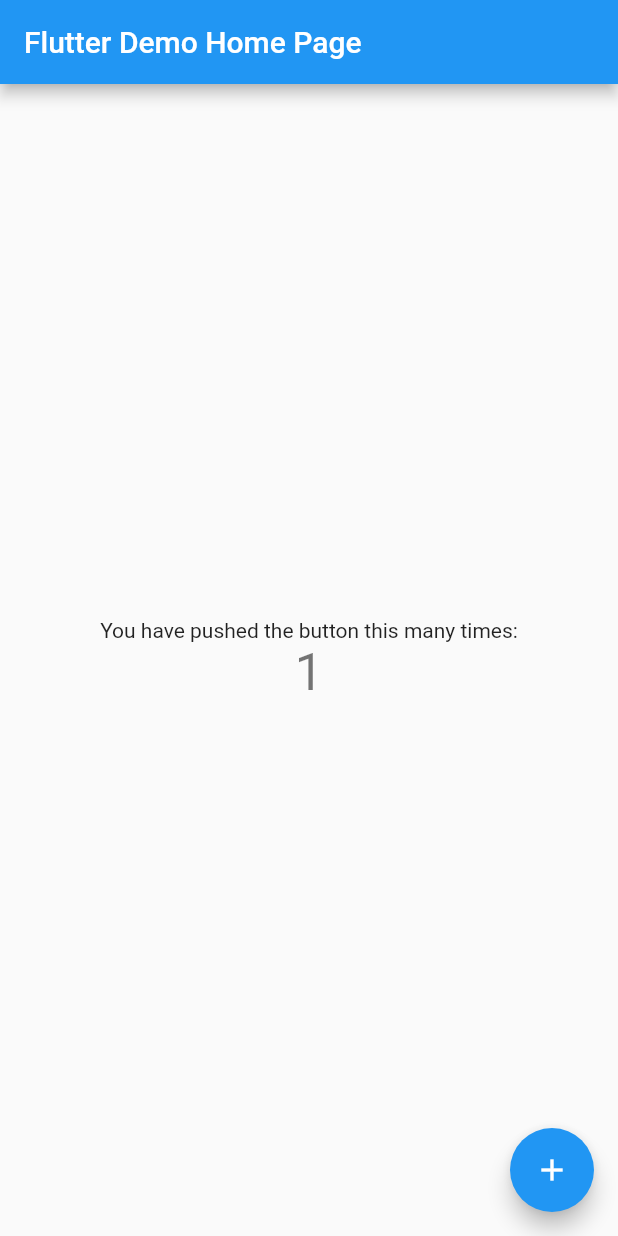
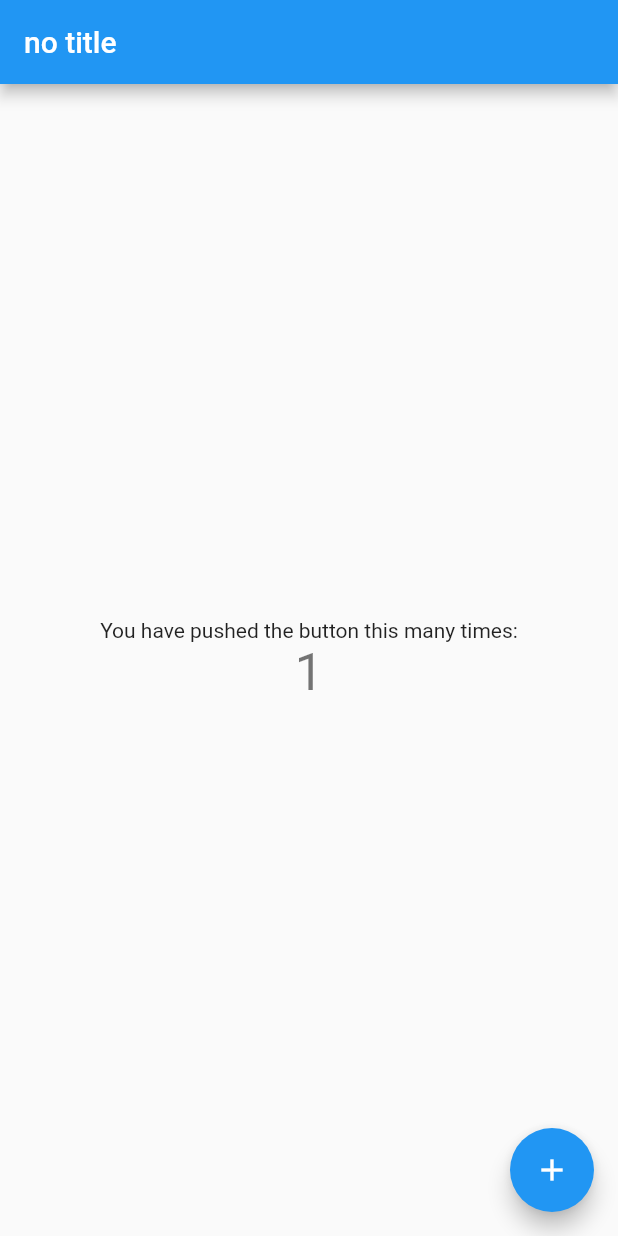
Before and after one commit to tbm98/flutter-project-template, a Flutter app: the screen it shows after launch, after a tap on the "add" icon, on a phone screen of 412 x 824 dp. Run offline on Flutter 3.47's test engine with Material 2 defaults, Android fonts, the phone set to English and light mode, and no system bars; our stand-ins replace flutter_riverpod.

Commit message:
update: add some package, code

```diff
--- a/lib/main.dart
+++ b/lib/main.dart
@@ -1,113 +1,23 @@
 import 'package:flutter/material.dart';
+import 'package:flutter_riverpod/flutter_riverpod.dart';
+
+import 'src/router/router.dart';
 
 void main() {
-  runApp(MyApp());
+  runApp(ProviderScope(child: MyApp()));
 }
 
 class MyApp extends StatelessWidget {
-  // This widget is the root of your application.
   @override
   Widget build(BuildContext context) {
     return MaterialApp(
       title: 'Flutter Demo',
       theme: ThemeData(
-        // This is the theme of your application.
-        //
-        // Try running your application with "flutter run". You'll see the
-        // application has a blue toolbar. Then, without quitting the app, try
-        // changing the primarySwatch below to Colors.green and then invoke
-        // "hot reload" (press "r" in the console where you ran "flutter run",
-        // or simply save your changes to "hot reload" in a Flutter IDE).
-        // Notice that the counter didn't reset back to zero; the application
-        // is not restarted.
         primarySwatch: Colors.blue,
       ),
-      home: MyHomePage(title: 'Flutter Demo Home Page'),
+      initialRoute: MyRouter.homePage,
+      // routes: MyRouter.routes,
+      onGenerateRoute: MyRouter.onGenerateRoute,
     );
   }
 }
-
-class MyHomePage extends StatefulWidget {
-  MyHomePage({Key? key, this.title}) : super(key: key);
-
-  // This widget is the home page of your application. It is stateful, meaning
-  // that it has a State object (defined below) that contains fields that affect
-  // how it looks.
-
-  // This class is the configuration for the state. It holds the values (in this
-  // case the title) provided by the parent (in this case the App widget) and
-  // used by the build method of the State. Fields in a Widget subclass are
-  // always marked "final".
-
-  final String? title;
-
-  @override
-  _MyHomePageState createState() => _MyHomePageState();
-}
-
-class _MyHomePageState extends State<MyHomePage> {
-  int _counter = 0;
-
-  void _incrementCounter() {
-    setState(() {
-      // This call to setState tells the Flutter framework that something has
-      // changed in this State, which causes it to rerun the build method below
-      // so that the display can reflect the updated values. If we changed
-      // _counter without calling setState(), then the build method would not be
-      // called again, and so nothing would appear to happen.
-      _counter++;
-    });
-  }
-
-  @override
-  Widget build(BuildContext context) {
-    // This method is rerun every time setState is called, for instance as done
-    // by the _incrementCounter method above.
-    //
-    // The Flutter framework has been optimized to make rerunning build methods
-    // fast, so that you can just rebuild anything that needs updating rather
-    // than having to individually change instances of widgets.
-    return Scaffold(
-      appBar: AppBar(
-        // Here we take the value from the MyHomePage object that was created by
-        // the App.build method, and use it to set our appbar title.
-        title: Text(widget.title!),
-      ),
-      body: Center(
-        // Center is a layout widget. It takes a single child and positions it
-        // in the middle of the parent.
-        child: Column(
-          // Column is also a layout widget. It takes a list of children and
-          // arranges them vertically. By default, it sizes itself to fit its
-          // children horizontally, and tries to be as tall as its parent.
-          //
-          // Invoke "debug painting" (press "p" in the console, choose the
-          // "Toggle Debug Paint" action from the Flutter Inspector in Android
-          // Studio, or the "Toggle Debug Paint" command in Visual Studio Code)
-          // to see the wireframe for each widget.
-          //
-          // Column has various properties to control how it sizes itself and
-          // how it positions its children. Here we use mainAxisAlignment to
-          // center the children vertically; the main axis here is the vertical
-          // axis because Columns are vertical (the cross axis would be
-          // horizontal).
-          mainAxisAlignment: MainAxisAlignment.center,
-          children: <Widget>[
-            Text(
-              'You have pushed the button this many times:',
-            ),
-            Text(
-              '$_counter',
-              style: Theme.of(context).textTheme.headline4,
-            ),
-          ],
-        ),
-      ),
-      floatingActionButton: FloatingActionButton(
-        onPressed: _incrementCounter,
-        tooltip: 'Increment',
-        child: Icon(Icons.add),
-      ), // This trailing comma makes auto-formatting nicer for build methods.
-    );
-  }
-}
--- /dev/null
+++ b/lib/src/router/router.dart
@@ -0,0 +1,21 @@
+import 'package:flutter/material.dart';
+import 'package:flutter_project_template/src/screens/home/home_page.dart';
+
+/// Created by minh.tran on 25/03/2021.
+
+class MyRouter {
+  static const homePage = '/home_age';
+
+  static Route<dynamic>? onGenerateRoute(RouteSettings settings) {
+    switch (settings.name) {
+      case homePage:
+        return normalPage(MyHomePage());
+    }
+  }
+}
+
+Route<dynamic>? normalPage(Widget child) {
+  return MaterialPageRoute(builder: (context) {
+    return child;
+  });
+}
--- /dev/null
+++ b/lib/src/screens/home/home_page.dart
@@ -0,0 +1,49 @@
+import 'package:flutter/material.dart';
+
+/// Created by minh.tran on 25/03/2021.
+
+class MyHomePage extends StatefulWidget {
+  MyHomePage({Key? key, this.title}) : super(key: key);
+  final String? title;
+
+  @override
+  _MyHomePageState createState() => _MyHomePageState();
+}
+
+class _MyHomePageState extends State<MyHomePage> {
+  int _counter = 0;
+
+  void _incrementCounter() {
+    setState(() {
+      _counter++;
+    });
+  }
+
+  @override
+  Widget build(BuildContext context) {
+    return Scaffold(
+      appBar: AppBar(
+        title: Text(widget.title ?? 'no title'),
+      ),
+      body: Center(
+        child: Column(
+          mainAxisAlignment: MainAxisAlignment.center,
+          children: <Widget>[
+            Text(
+              'You have pushed the button this many times:',
+            ),
+            Text(
+              '$_counter',
+              style: Theme.of(context).textTheme.headline4,
+            ),
+          ],
+        ),
+      ),
+      floatingActionButton: FloatingActionButton(
+        onPressed: _incrementCounter,
+        tooltip: 'Increment',
+        child: Icon(Icons.add),
+      ), // This trailing comma makes auto-formatting nicer for build methods.
+    );
+  }
+}
```
Also changed, not shown: build.yaml (added, +8 -0 lines), lib/src/utils/string.dart (added, +9 -0 lines), pubspec.yaml (+17 -1 lines), pubspec.lock, 62 other files.
